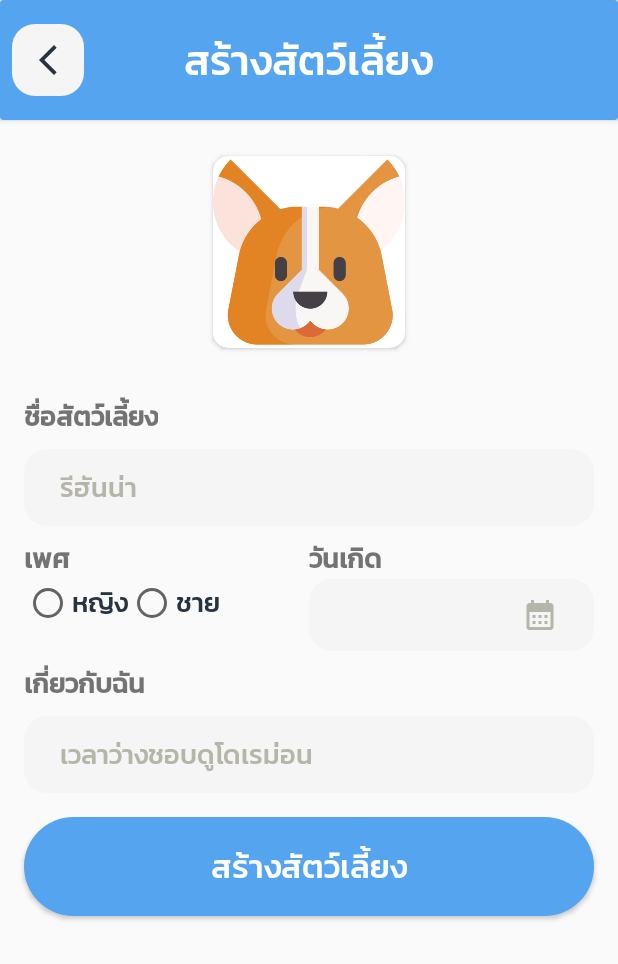
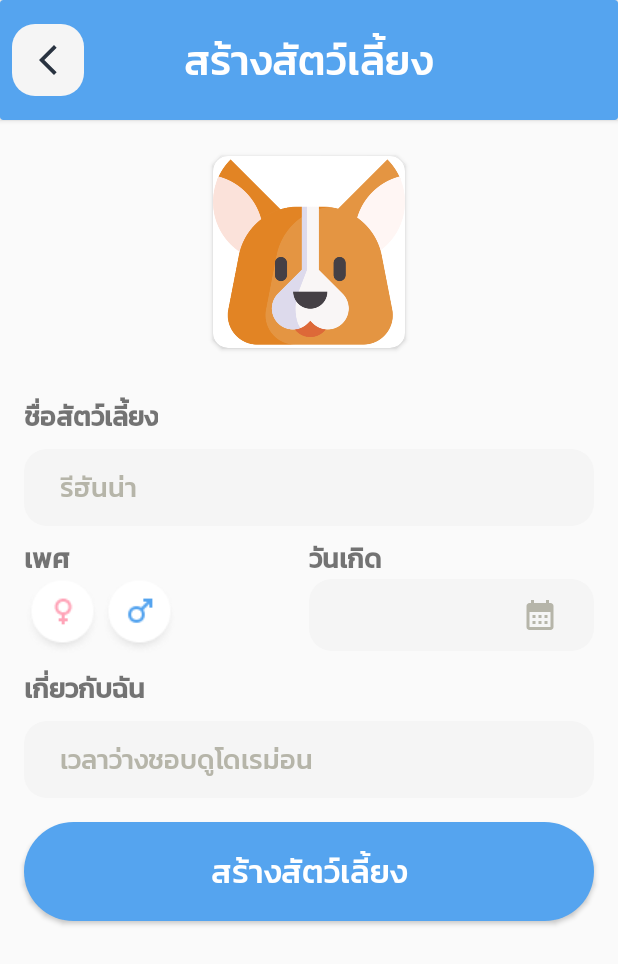
Before and after one commit to natersland/pet-hero-NativeAndroid, an Android app: the CreateNewPetFragment screen opened through its navigation route, on a phone screen of 412 x 824 dp. Shown: the top 964 px of the screen. Run offline under Robolectric (Android 15) with nearby library versions, the phone set to English and light mode, and no system bars; our stand-ins replace Firebase (no records; nobody signed in at launch, a user with empty details on screens opened directly), data binding; 4 statements that could not run were skipped.

Commit message:
styled: fix design

```diff
--- /dev/null
+++ b/app/src/main/res/drawable-v24/selector_button_background_gray.xml
@@ -0,0 +1,6 @@
+<?xml version="1.0" encoding="utf-8"?>
+<selector xmlns:android="http://schemas.android.com/apk/res/android">
+    <item android:drawable="@drawable/shape_button_background_gray_pressed"
+        android:state_pressed="true"/>
+    <item android:drawable="@drawable/shape_button_background_gray_normal"/>
+</selector>
--- /dev/null
+++ b/app/src/main/res/drawable-v24/selector_select_gender_female.xml
@@ -0,0 +1,6 @@
+<?xml version="1.0" encoding="utf-8"?>
+<selector xmlns:android="http://schemas.android.com/apk/res/android">
+    <item android:drawable="@drawable/sex_female_active"
+        android:state_checked="true"/>
+    <item android:drawable="@drawable/sex_female"/>
+</selector>
--- /dev/null
+++ b/app/src/main/res/drawable-v24/selector_select_gender_male.xml
@@ -0,0 +1,6 @@
+<?xml version="1.0" encoding="utf-8"?>
+<selector xmlns:android="http://schemas.android.com/apk/res/android">
+    <item android:drawable="@drawable/sex_male_active"
+        android:state_checked="true"/>
+    <item android:drawable="@drawable/sex_male"/>
+</selector>
--- /dev/null
+++ b/app/src/main/res/drawable-v24/shape_button_background_gray_pressed.xml
@@ -0,0 +1,9 @@
+<?xml version="1.0" encoding="utf-8"?>
+<shape xmlns:android="http://schemas.android.com/apk/res/android">
+    <solid android:color="#e8e8e8"/>
+    <corners android:radius="15dp"/>
+    <padding android:left="24dp"/>
+    <padding android:right="24dp"/>
+    <padding android:top="12dp"/>
+    <padding android:bottom="12dp"/>
+</shape>
--- a/app/src/main/res/layout-v26/fragment_create_new_pet.xml
+++ b/app/src/main/res/layout-v26/fragment_create_new_pet.xml
@@ -21,7 +21,7 @@
             android:layout_height="48dp"
             android:layout_gravity="start|center"
             android:layout_marginStart="8dp"
-            android:background="@drawable/shape_button_background_gray_normal"
+            android:background="@drawable/selector_button_background_gray"
             android:src="@drawable/ic_baseline_arrow_back_ios_new_24"
             android:textSize="25sp" />
 
@@ -135,9 +135,10 @@
 
                     <RadioButton
                         android:id="@+id/option_female"
+                        android:button="@null"
+                        android:background="@drawable/selector_select_gender_female"
                         android:layout_width="wrap_content"
                         android:layout_height="wrap_content"
-                        android:text="@string/female"
                         android:textSize="18sp"
                         android:textColor="@color/black_brand"/>
 
@@ -145,7 +146,8 @@
                         android:id="@+id/option_male"
                         android:layout_width="wrap_content"
                         android:layout_height="wrap_content"
-                        android:text="@string/male"
+                        android:button="@null"
+                        android:background="@drawable/selector_select_gender_male"
                         android:textSize="18sp"
                         android:textColor="@color/black_brand"/>
                 </RadioGroup>
--- a/app/src/main/res/layout/fragment_pet_detail.xml
+++ b/app/src/main/res/layout/fragment_pet_detail.xml
@@ -29,7 +29,7 @@
             android:layout_width="48dp"
             android:layout_height="48dp"
             android:layout_margin="16dp"
-            android:background="@drawable/shape_button_background_gray_normal"
+            android:background="@drawable/selector_button_background_gray"
             android:src="@drawable/ic_baseline_arrow_back_ios_new_24"
             app:layout_constraintStart_toStartOf="parent"
             app:layout_constraintTop_toTopOf="parent"
```
Also changed, not shown: app/src/main/res/layout/view_human_age_card.xml (deleted, +0 -44 lines), app/src/main/res/layout/view_pet_age_card.xml (deleted, +0 -44 lines).
